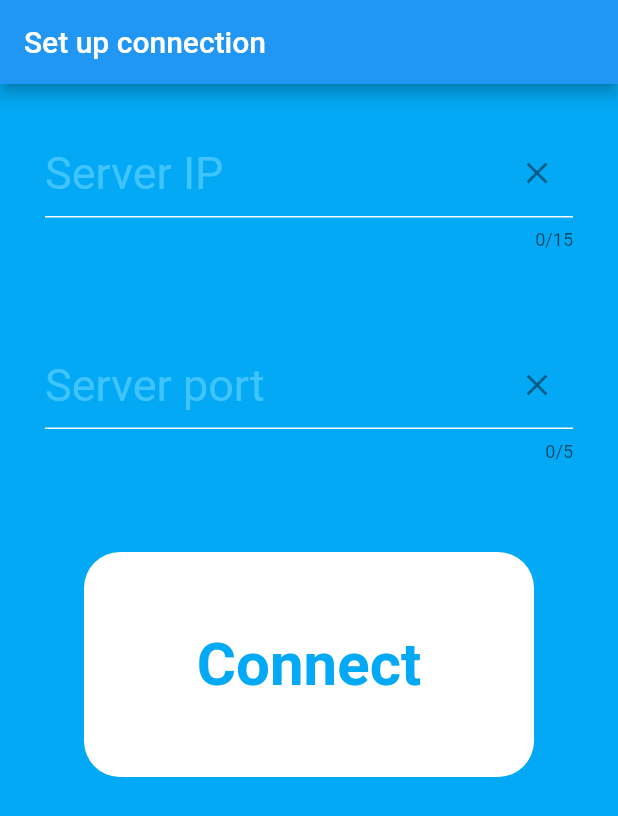
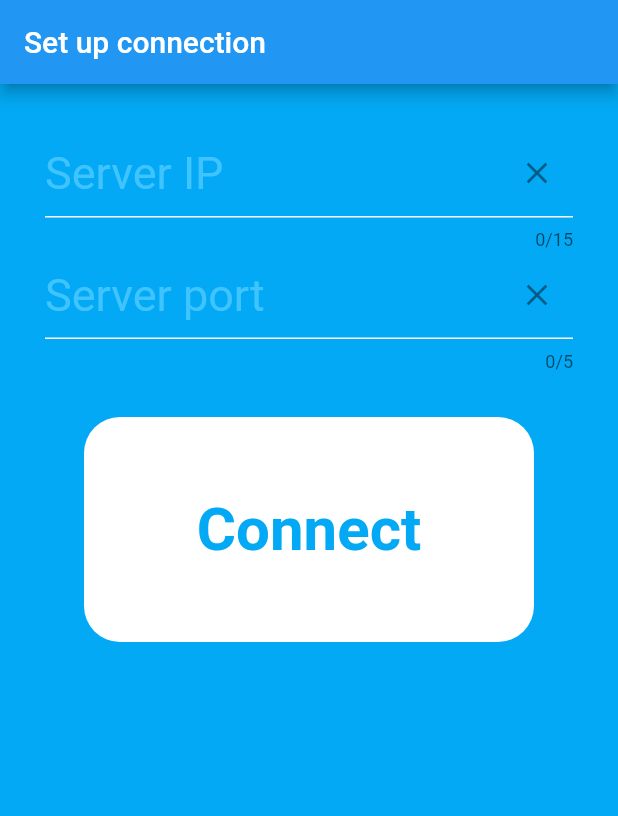
Before and after one commit to Matteo-293473/qr_code_front_end, a Flutter app: the screen it shows after launch, on a phone screen of 412 x 824 dp. Shown: the top 816 px of the screen. Run offline on Flutter 3.47's test engine with Material 2 defaults, Android fonts, the phone set to English and light mode, and no system bars; our stand-ins replace device_info, flutter_spinkit; missing offline and left inert: barcode_scan.

```diff
--- a/lib/Screen/SetUp.dart
+++ b/lib/Screen/SetUp.dart
@@ -20,6 +20,7 @@ class SetUp extends StatefulWidget {
 
 class _SetUpState extends State<SetUp> {
 
+  final formKey = GlobalKey<FormState>();
   var _ipServer = TextEditingController();
   var _portServer = TextEditingController();
   bool loading = false;
@@ -44,6 +45,7 @@ class _SetUpState extends State<SetUp> {
 
   @override
   Widget build(BuildContext context) {
+
     return loading
         ? Loading()
         : Scaffold( // se loading è false allora ritorna lo scaffold
@@ -52,13 +54,15 @@ class _SetUpState extends State<SetUp> {
           title: const Text('Set up connection'),
         ),
         body: Container(
-            child: ListView(
-                children: <Widget>[
-                  Center(
-                    child: Container(
             padding: EdgeInsets.all(20.0),
             margin: EdgeInsets.all(10.0),
-                        child: TextField(
+          child: Form(
+            key: formKey,
+            child:Column(
+              crossAxisAlignment: CrossAxisAlignment.start,
+              children:[
+                //SizedBox(height: height*0.05),
+                TextFormField(
                   maxLength: 15,
                   style: TextStyle(color: Colors.white, fontSize: 30),
                   controller: _ipServer,
@@ -79,15 +83,13 @@ class _SetUpState extends State<SetUp> {
                       )
                   ),
                   keyboardType: TextInputType.number,
-                        )
+                  validator: (value){
+                    if(value!.isEmpty){
+                      return "enter a valid ip number";
+                    }
+                  },
                 ),
-                  ),
-                  Center(
-
-                      child: Container(
-                        padding: EdgeInsets.all(20.0),
-                        margin: EdgeInsets.all(10.0),
-                        child: TextField(
+                TextFormField(
                     maxLength: 5,
                     style: TextStyle(color: Colors.white, fontSize: 30),
                     controller: _portServer,
@@ -108,12 +110,15 @@ class _SetUpState extends State<SetUp> {
                         )
                     ),
                     keyboardType: TextInputType.number,
-                        ),
-                      )
+                    validator: (value){
+                      if(value!.isEmpty){
+                          return "enter a valid port number";
+                        }
+                      }
                 ),
                 InkWell(
                   // Qui avviene la chiamata al metodo
-                    onTap: () => TestConnessione(),
+                  onTap: () => formKey.currentState!.validate()? TestConnessione() : null,
                   child: new Center(
                     child: Container(
                       margin: EdgeInsets.only(top: 30.0),
@@ -141,6 +146,8 @@ class _SetUpState extends State<SetUp> {
                 ),
               ]
             )
+          )
+
         )
     );
   }
```
Lines whose indentation alone changed are shown as unchanged.
